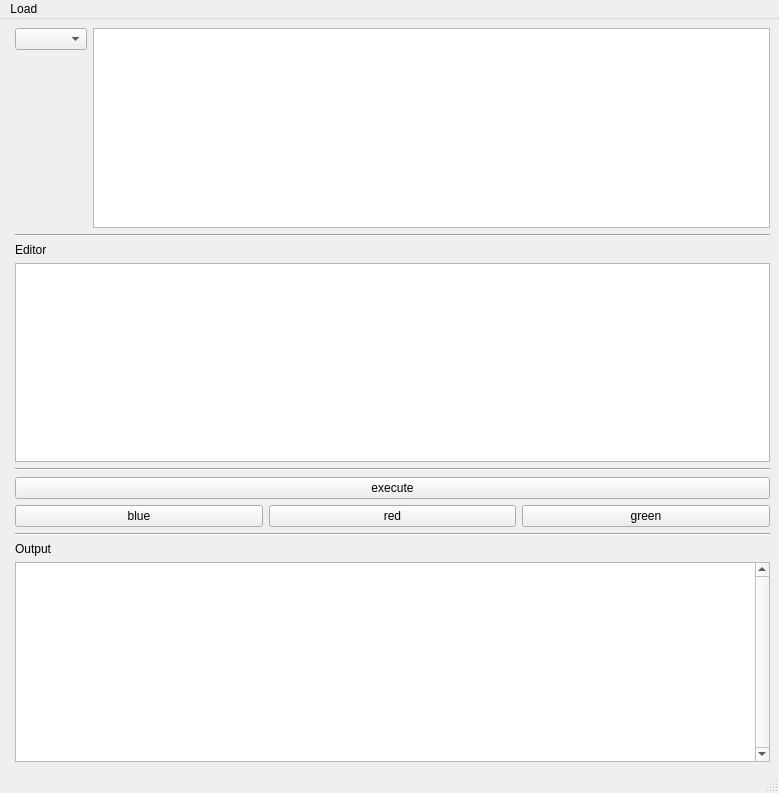
Old version of the form gui_tests/GuiTest.ui in the repository procitec/pythonqt.
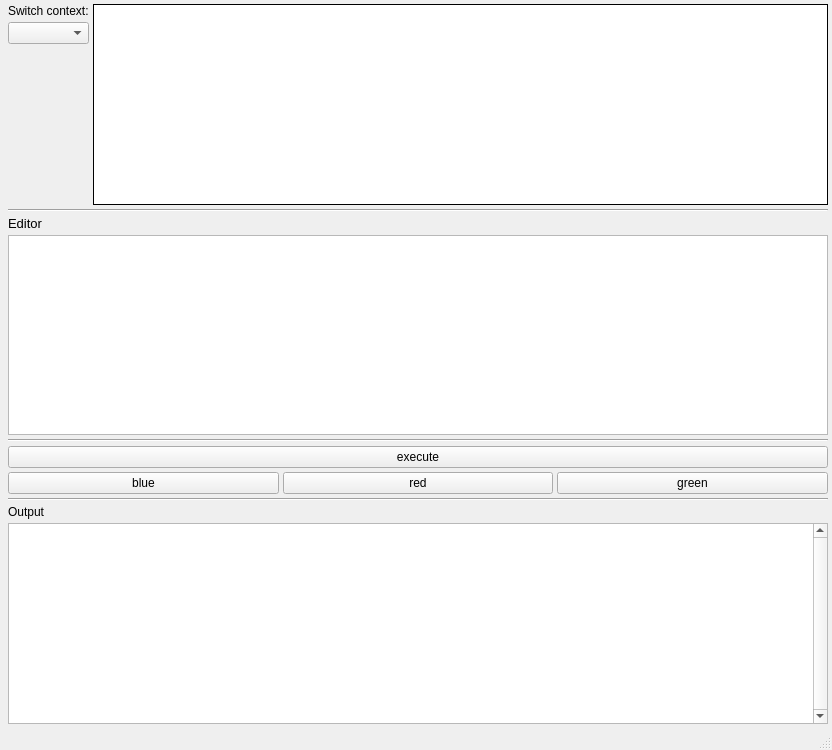
New version of the form.

Patch:
```diff
--- a/gui_tests/GuiTest.ui
+++ b/gui_tests/GuiTest.ui
@@ -6,8 +6,8 @@
    <rect>
     <x>0</x>
     <y>0</y>
-    <width>779</width>
-    <height>793</height>
+    <width>832</width>
+    <height>750</height>
    </rect>
   </property>
   <property name="windowTitle">
@@ -18,6 +18,24 @@
   </property>
   <widget class="QWidget" name="centralwidget">
    <layout class="QFormLayout" name="formLayout">
+    <property name="horizontalSpacing">
+     <number>4</number>
+    </property>
+    <property name="verticalSpacing">
+     <number>4</number>
+    </property>
+    <property name="leftMargin">
+     <number>4</number>
+    </property>
+    <property name="topMargin">
+     <number>4</number>
+    </property>
+    <property name="rightMargin">
+     <number>4</number>
+    </property>
+    <property name="bottomMargin">
+     <number>4</number>
+    </property>
     <item row="0" column="1">
      <layout class="QHBoxLayout" name="horizontalLayout_2">
       <property name="topMargin">
@@ -25,9 +43,19 @@
       </property>
       <item>
        <layout class="QVBoxLayout" name="verticalLayout">
+        <property name="spacing">
+         <number>4</number>
+        </property>
         <property name="rightMargin">
          <number>0</number>
         </property>
+        <item>
+         <widget class="QLabel" name="label_3">
+          <property name="text">
+           <string>Switch context:</string>
+          </property>
+         </widget>
+        </item>
         <item>
          <widget class="QComboBox" name="cb_context"/>
         </item>
@@ -47,7 +75,30 @@
        </layout>
       </item>
       <item>
-       <widget class="QPlainTextEdit" name="ctx_description"/>
+       <widget class="QPlainTextEdit" name="ctx_description">
+        <property name="enabled">
+         <bool>true</bool>
+        </property>
+        <property name="font">
+         <font>
+          <family>FreeMono</family>
+          <italic>true</italic>
+          <bold>false</bold>
+         </font>
+        </property>
+        <property name="autoFillBackground">
+         <bool>false</bool>
+        </property>
+        <property name="frameShape">
+         <enum>QFrame::Box</enum>
+        </property>
+        <property name="frameShadow">
+         <enum>QFrame::Plain</enum>
+        </property>
+        <property name="readOnly">
+         <bool>true</bool>
+        </property>
+       </widget>
       </item>
      </layout>
     </item>
@@ -60,13 +111,27 @@
     </item>
     <item row="2" column="1">
      <widget class="QLabel" name="label_2">
+      <property name="font">
+       <font>
+        <pointsize>10</pointsize>
+       </font>
+      </property>
+      <property name="lineWidth">
+       <number>0</number>
+      </property>
       <property name="text">
        <string>Editor</string>
       </property>
      </widget>
     </item>
     <item row="3" column="1">
-     <widget class="QPlainTextEdit" name="editor"/>
+     <widget class="QPlainTextEdit" name="editor">
+      <property name="font">
+       <font>
+        <family>FreeMono</family>
+       </font>
+      </property>
+     </widget>
     </item>
     <item row="4" column="1">
      <widget class="Line" name="line_2">
@@ -84,6 +149,9 @@
     </item>
     <item row="7" column="1">
      <layout class="QHBoxLayout" name="horizontalLayout">
+      <property name="spacing">
+       <number>4</number>
+      </property>
       <property name="topMargin">
        <number>0</number>
       </property>
@@ -141,17 +209,10 @@
     <rect>
      <x>0</x>
      <y>0</y>
-     <width>779</width>
+     <width>832</width>
      <height>22</height>
     </rect>
    </property>
-   <widget class="QMenu" name="menuLoad_file">
-    <property name="title">
-     <string>Load </string>
-    </property>
-    <addaction name="actionLoad_file"/>
-   </widget>
-   <addaction name="menuLoad_file"/>
   </widget>
   <widget class="QStatusBar" name="statusbar"/>
   <action name="actionLoad_file">
```
